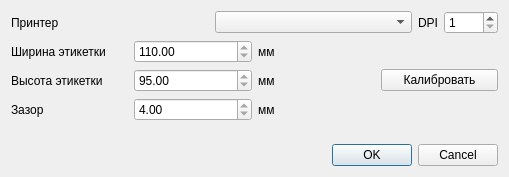
The window that dialogsettings.ui (Sergeyego/el_label_tspl) describes before a commit, drawn with Qt 5.
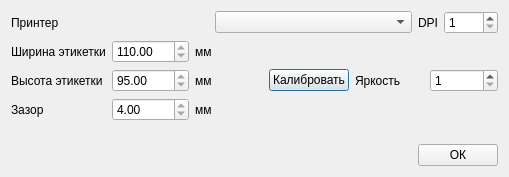
The same window after the commit.

Patch:
```diff
--- a/dialogsettings.ui
+++ b/dialogsettings.ui
@@ -59,7 +59,7 @@
    </item>
    <item>
     <layout class="QGridLayout" name="gridLayout">
-     <item row="2" column="1">
+     <item row="1" column="1">
       <widget class="QDoubleSpinBox" name="doubleSpinBoxHeiht">
        <property name="readOnly">
         <bool>true</bool>
@@ -72,14 +72,14 @@
        </property>
       </widget>
      </item>
-     <item row="1" column="0">
+     <item row="0" column="0">
       <widget class="QLabel" name="label_3">
        <property name="text">
         <string>Ширина этикетки</string>
        </property>
       </widget>
      </item>
-     <item row="1" column="1">
+     <item row="0" column="1">
       <widget class="QDoubleSpinBox" name="doubleSpinBoxWidth">
        <property name="readOnly">
         <bool>true</bool>
@@ -92,42 +92,42 @@
        </property>
       </widget>
      </item>
-     <item row="1" column="2" colspan="2">
+     <item row="0" column="2" colspan="2">
       <widget class="QLabel" name="label_4">
        <property name="text">
         <string>мм</string>
        </property>
       </widget>
      </item>
-     <item row="2" column="3">
+     <item row="1" column="3">
       <widget class="QPushButton" name="pushButtonCal">
        <property name="text">
         <string>Калибровать</string>
        </property>
       </widget>
      </item>
-     <item row="2" column="0">
+     <item row="1" column="0">
       <widget class="QLabel" name="label_5">
        <property name="text">
         <string>Высота этикетки</string>
        </property>
       </widget>
      </item>
-     <item row="2" column="2">
+     <item row="1" column="2">
       <widget class="QLabel" name="label_8">
        <property name="text">
         <string>мм</string>
        </property>
       </widget>
      </item>
-     <item row="3" column="2" colspan="2">
+     <item row="2" column="2" colspan="2">
       <widget class="QLabel" name="label_7">
        <property name="text">
         <string>мм</string>
        </property>
       </widget>
      </item>
-     <item row="3" column="1">
+     <item row="2" column="1">
       <widget class="QDoubleSpinBox" name="doubleSpinBoxGap">
        <property name="readOnly">
         <bool>true</bool>
@@ -140,13 +140,30 @@
        </property>
       </widget>
      </item>
-     <item row="3" column="0">
+     <item row="2" column="0">
       <widget class="QLabel" name="label_6">
        <property name="text">
         <string>Зазор</string>
        </property>
       </widget>
      </item>
+     <item row="1" column="4">
+      <widget class="QLabel" name="label_2">
+       <property name="text">
+        <string>Яркость</string>
+       </property>
+      </widget>
+     </item>
+     <item row="1" column="5">
+      <widget class="QSpinBox" name="spinBoxDensity">
+       <property name="minimum">
+        <number>1</number>
+       </property>
+       <property name="maximum">
+        <number>15</number>
+       </property>
+      </widget>
+     </item>
     </layout>
    </item>
    <item>
@@ -165,9 +182,22 @@
    <item>
     <layout class="QHBoxLayout" name="horizontalLayout_3">
      <item>
-      <widget class="QDialogButtonBox" name="buttonBox">
-       <property name="standardButtons">
-        <set>QDialogButtonBox::Cancel|QDialogButtonBox::Ok</set>
+      <spacer name="horizontalSpacer">
+       <property name="orientation">
+        <enum>Qt::Horizontal</enum>
+       </property>
+       <property name="sizeHint" stdset="0">
+        <size>
+         <width>40</width>
+         <height>20</height>
+        </size>
+       </property>
+      </spacer>
+     </item>
+     <item>
+      <widget class="QPushButton" name="pushButtonOK">
+       <property name="text">
+        <string>ОК</string>
        </property>
       </widget>
      </item>
```
Left out of the diff: 2 changed lines with no effect on the pictures.
